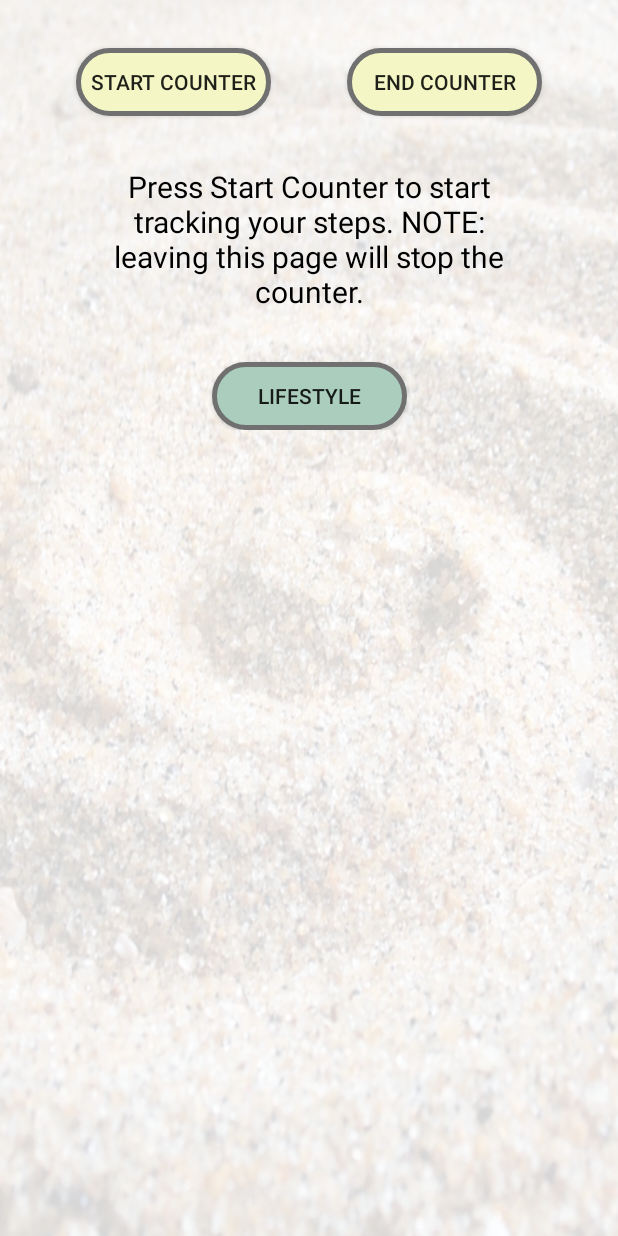
After one commit to jcsullivan/CS6018Project, an Android app: the layout fragment_step.xml on its own in the app's theme, with its tools: preview values and no code run, on a phone screen of 412 x 824 dp. The commit adds this screen. Run offline under Robolectric (Android 15) with nearby library versions, the phone set to English and light mode, and no system bars; Roboto replaces fonts that are not available here.

Commit message:
Initial commit

```diff
--- /dev/null
+++ b/LifestyleApp/app/src/main/java/com/lifestyleapp/StepFragment.java
@@ -0,0 +1,15 @@
+package com.lifestyleapp;
+
+import android.view.View;
+import android.widget.Button;
+import android.widget.TextView;
+
+import androidx.fragment.app.Fragment;
+
+public class StepFragment extends Fragment implements View.OnClickListener
+{
+    TextView counterField;
+    Button startSteps, stopSteps, stepBackToLifestyle;
+
+
+}
--- /dev/null
+++ b/LifestyleApp/app/src/main/res/layout/fragment_step.xml
@@ -0,0 +1,72 @@
+<?xml version="1.0" encoding="utf-8"?>
+<ScrollView xmlns:android="http://schemas.android.com/apk/res/android"
+    xmlns:app="http://schemas.android.com/apk/res-auto"
+    xmlns:tools="http://schemas.android.com/tools"
+    android:layout_width="fill_parent"
+    android:layout_height="fill_parent"
+    android:fillViewport="false"
+    android:background="@drawable/sandspiral"
+    android:backgroundTint="#d6FFFFFF"
+    android:backgroundTintMode="src_over"
+    tools:context=".StepFragment">
+
+    <FrameLayout
+        android:layout_width="match_parent"
+        android:layout_height="wrap_content">
+
+        <androidx.constraintlayout.widget.ConstraintLayout
+            android:layout_width="match_parent"
+            android:layout_height="match_parent">
+
+            <Button
+                android:id="@+id/stepBackToLifestyle"
+                android:layout_width="130dp"
+                android:layout_height="45dp"
+                android:layout_marginTop="32dp"
+                android:background="@drawable/roundedbuttongreen"
+                android:text="@string/lifestyle"
+                app:layout_constraintEnd_toEndOf="parent"
+                app:layout_constraintStart_toStartOf="parent"
+                app:layout_constraintTop_toBottomOf="@+id/counterField" />
+
+            <Button
+                android:id="@+id/startSteps"
+                android:layout_width="130dp"
+                android:layout_height="45dp"
+                android:layout_marginTop="32dp"
+                android:background="@drawable/roundedbuttonyellow"
+                android:text="@string/startSteps"
+                app:layout_constraintEnd_toStartOf="@+id/stopSteps"
+                app:layout_constraintStart_toStartOf="parent"
+                app:layout_constraintTop_toTopOf="parent" />
+
+            <Button
+                android:id="@+id/stopSteps"
+                android:layout_width="130dp"
+                android:layout_height="45dp"
+                android:layout_marginTop="32dp"
+                android:background="@drawable/roundedbuttonyellow"
+                android:text="@string/stopSteps"
+                app:layout_constraintEnd_toEndOf="parent"
+                app:layout_constraintStart_toEndOf="@+id/startSteps"
+                app:layout_constraintTop_toTopOf="parent" />
+
+            <TextView
+                android:id="@+id/counterField"
+                android:layout_width="300dp"
+                android:layout_height="100dp"
+                android:layout_marginTop="32dp"
+                android:gravity="center_horizontal|center_vertical"
+                android:text="@string/stepsText"
+                android:textColor="#FF000000"
+                android:textSize="20sp"
+                app:layout_constraintEnd_toEndOf="parent"
+                app:layout_constraintStart_toStartOf="parent"
+                app:layout_constraintTop_toBottomOf="@+id/startSteps" />
+
+
+        </androidx.constraintlayout.widget.ConstraintLayout>
+
+    </FrameLayout>
+
+</ScrollView>
--- a/LifestyleApp/app/src/main/res/values/strings.xml
+++ b/LifestyleApp/app/src/main/res/values/strings.xml
@@ -39,6 +39,9 @@
     <string name="set_loc">Set Location</string>
     <string name="lifestyle">Lifestyle</string>
 
+    <string name="startSteps">Start Counter</string>
+    <string name="stopSteps">End Counter</string>
+    <string name="stepsText">Press "Start Counter" to start tracking your steps.  NOTE: leaving this page will stop the counter.</string>
 
 
 
```
